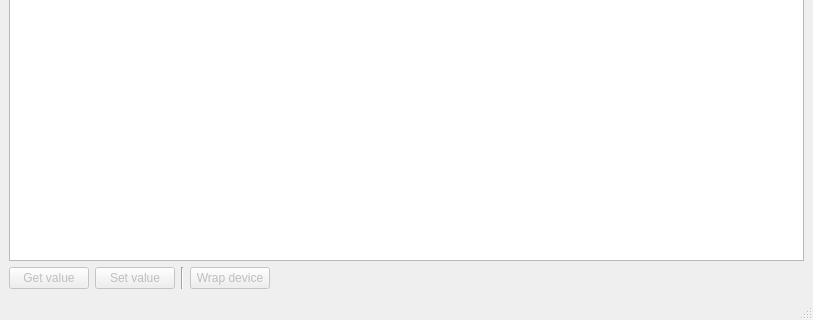
AlexisMrl/HegelLab, file ui/RackWindow.ui: the form before one commit; both pictures show x 0 to 813 and y 138 to 458 of the 813 by 458 pixel window.
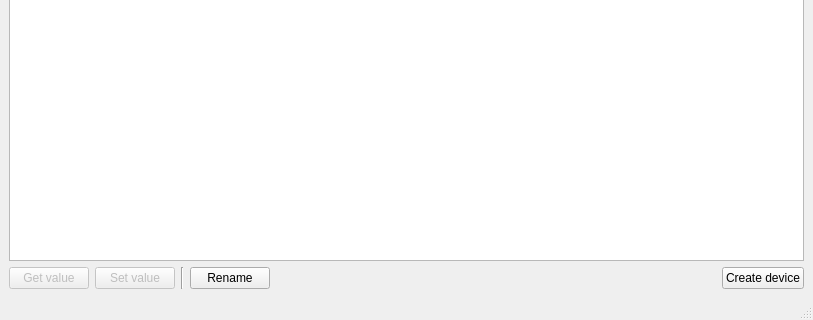
The form after the commit. Icons and pictures are not drawn. Custom widgets are drawn as their Qt base class.

Commit message: [Features] Instrument with slots and channels.   - restructure of Display   - better name gestion for Devices + rename

The edit to the form file:
```diff
--- a/ui/RackWindow.ui
+++ b/ui/RackWindow.ui
@@ -74,12 +74,9 @@
        </widget>
       </item>
       <item>
-       <widget class="QPushButton" name="dev_wrap_device">
-        <property name="enabled">
-         <bool>false</bool>
-        </property>
+       <widget class="QPushButton" name="pb_rename">
         <property name="text">
-         <string>Wrap device</string>
+         <string>Rename</string>
         </property>
        </widget>
       </item>
@@ -96,6 +93,16 @@
         </property>
        </spacer>
       </item>
+      <item>
+       <widget class="QPushButton" name="dev_create">
+        <property name="enabled">
+         <bool>true</bool>
+        </property>
+        <property name="text">
+         <string>Create device</string>
+        </property>
+       </widget>
+      </item>
      </layout>
     </item>
    </layout>
```
Left out of the diff: 2 changed lines with no effect on the pictures. The commit also changes 14 other files.
